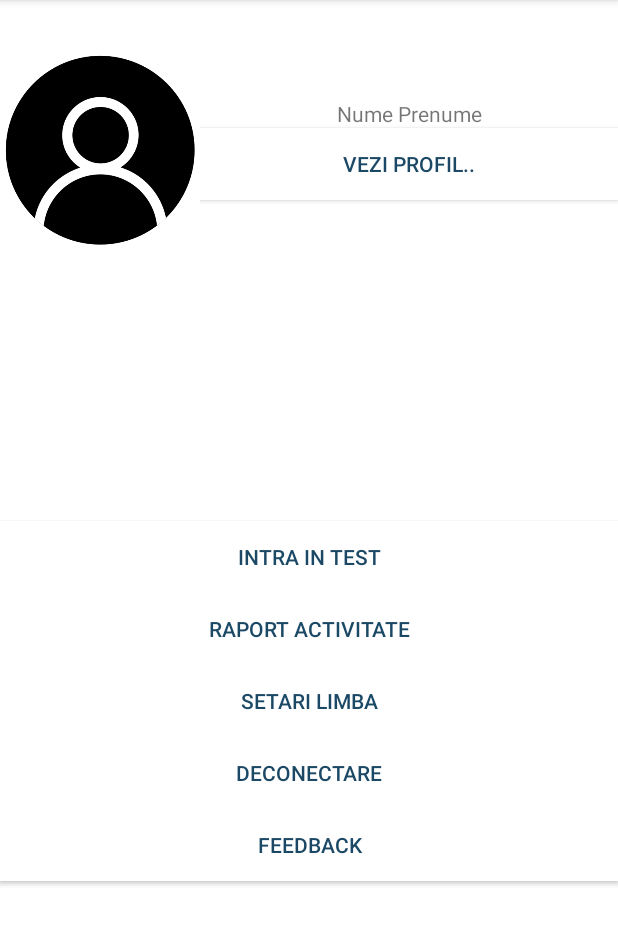
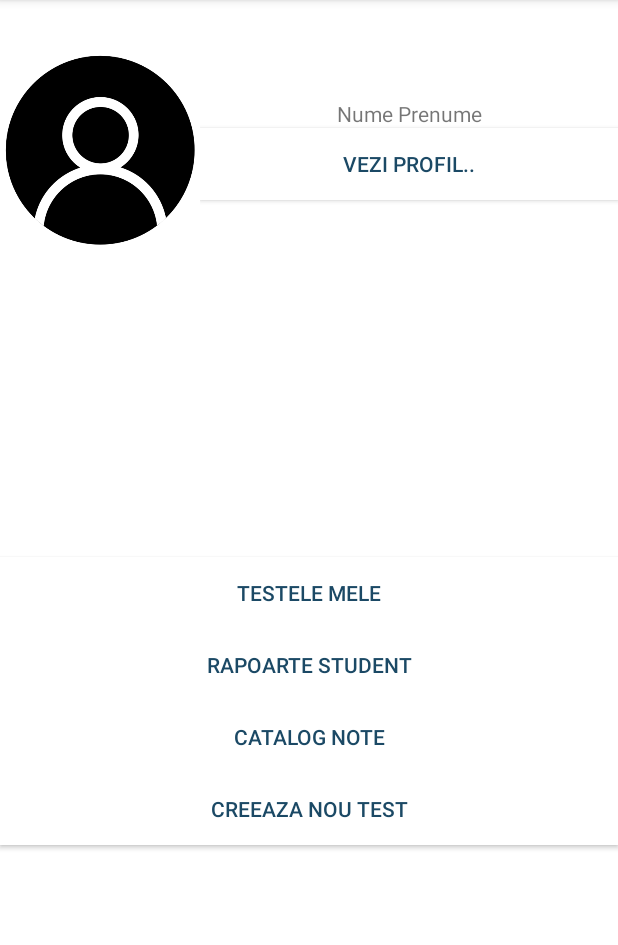
Before and after one commit to georgipaler/FinalCODEdown, an Android app: the screen it shows after launch (MeniuStudent before the commit, Meniu after it), on a phone screen of 412 x 824 dp, the part 84-1029 px from its top. Run offline under Robolectric (Android 15) with nearby library versions, the phone set to English and light mode, and no system bars.

Commit message:
Revert "pagina meniu Student"
This reverts commit dc66662e1d52ae3502c10888e64aa52d728aad6a.

```diff
--- a/app/src/main/AndroidManifest.xml
+++ b/app/src/main/AndroidManifest.xml
@@ -9,15 +9,14 @@
         android:roundIcon="@mipmap/ic_launcher_round"
         android:supportsRtl="true"
         android:theme="@style/AppTheme">
-        <activity android:name=".MeniuStudent">
+        <activity android:name=".Meniu">
             <intent-filter>
                 <action android:name="android.intent.action.MAIN" />
 
                 <category android:name="android.intent.category.LAUNCHER" />
             </intent-filter>
         </activity>
-        <!-- <activity android:name=".Meniu"></activity> -->
-        <!--<activity android:name=".MeniuStudent"></activity>-->
+        <!--<activity android:name=".Meniu"></activity>-->
     </application>
 
 </manifest>
--- a/app/src/main/java/com/example/android/myapplication/MeniuStudent.java
+++ /dev/null
@@ -1,14 +0,0 @@
-package com.example.android.myapplication;
-
-import android.app.Activity;
-import android.support.v7.app.AppCompatActivity;
-import android.os.Bundle;
-
-public class MeniuStudent extends Activity {
-
-    @Override
-    protected void onCreate(Bundle savedInstanceState) {
-        super.onCreate(savedInstanceState);
-        setContentView(R.layout.activity_meniu_student);
-    }
-}
--- a/app/src/main/res/layout/activity_meniu_student.xml
+++ /dev/null
@@ -1,101 +0,0 @@
-<?xml version="1.0" encoding="utf-8"?>
-<LinearLayout xmlns:android="http://schemas.android.com/apk/res/android"
-    xmlns:app="http://schemas.android.com/apk/res-auto"
-    xmlns:tools="http://schemas.android.com/tools"
-    android:layout_width="match_parent"
-    android:layout_height="match_parent"
-    android:orientation="vertical"
-    tools:context=".Meniu"
-    android:background="#fff">
-
-    <LinearLayout
-        android:id="@+id/profile"
-        android:orientation="horizontal"
-        android:gravity="center_horizontal"
-        android:layout_width="match_parent"
-        android:layout_height="wrap_content"
-        android:paddingTop="50px">
-        <ImageView
-            android:layout_width="200px"
-            android:layout_height="200px"
-            android:background="@drawable/img"
-            android:paddingLeft="50px"/>
-
-        <LinearLayout
-            android:id="@+id/infoProfile"
-            android:layout_width="match_parent"
-            android:layout_height="match_parent"
-            android:orientation="vertical"
-            android:gravity="center">
-
-            <TextView
-                android:id="@+id/infoText"
-                android:layout_width="match_parent"
-                android:layout_height="wrap_content"
-                android:gravity="center"
-                android:text="Nume Prenume"/>
-
-
-            <Button
-                android:id="@+id/profilulMeu"
-                android:layout_width="match_parent"
-                android:layout_height="wrap_content"
-                android:gravity="center"
-                android:text="@string/profilulMeu"
-                android:textColor="#1B4965"
-                android:background="#fff"/>
-        </LinearLayout>
-    </LinearLayout>
-
-    <LinearLayout
-        android:id="@+id/groupNumbers"
-        android:orientation="vertical"
-        android:gravity="center_vertical"
-        android:layout_weight="0.7"
-        android:layout_width="match_parent"
-        android:layout_height="wrap_content">
-
-
-        <Button
-            android:id="@+id/intraTest"
-            android:layout_width="match_parent"
-            android:layout_height="wrap_content"
-            android:text="@string/intraTest"
-            android:textColor="#1B4965"
-            android:background="#fff"/>
-        <Button
-            android:id="@+id/raportulMeu"
-            android:layout_width="match_parent"
-            android:layout_height="wrap_content"
-            android:text="@string/raport"
-            android:textColor="#1B4965"
-            android:background="#fff"/>
-
-        <Button
-            android:id="@+id/setari"
-            android:layout_width="match_parent"
-            android:layout_height="wrap_content"
-            android:text="@string/setari"
-            android:textColor="#1B4965"
-            android:background="#fff"/>
-
-        <Button
-            android:id="@+id/deconectare"
-            android:layout_width="match_parent"
-            android:layout_height="wrap_content"
-            android:text="@string/deconectare"
-            android:textColor="#1B4965"
-            android:background="#fff"/>
-
-
-        <Button
-            android:id="@+id/feedbakc"
-            android:layout_width="match_parent"
-            android:layout_height="wrap_content"
-            android:text="@string/feedback"
-            android:textColor="#1B4965"
-            android:background="#fff"/>
-
-    </LinearLayout>
-
-</LinearLayout>
--- a/app/src/main/res/values/strings.xml
+++ b/app/src/main/res/values/strings.xml
@@ -2,17 +2,10 @@
     <string name="app_name">Final CODEdown</string>
     <string name="menu">Meniu</string>
 
-    //menu items profesor
+    //menu items
     <string name="profilulMeu">Vezi profil..</string>
     <string name="testeleMele">Testele mele</string>
     <string name="rapoarteStudent">Rapoarte student</string>
     <string name="catalogNote">Catalog note</string>
     <string name="creeazaTest">Creeaza nou test</string>
-
-    //menu items student
-    <string name="intraTest">Intra in test</string>
-    <string name="raport">Raport activitate</string>
-    <string name="setari">Setari limba</string>
-    <string name="deconectare">Deconectare</string>
-    <string name="feedback">Feedback</string>
 </resources>
```
